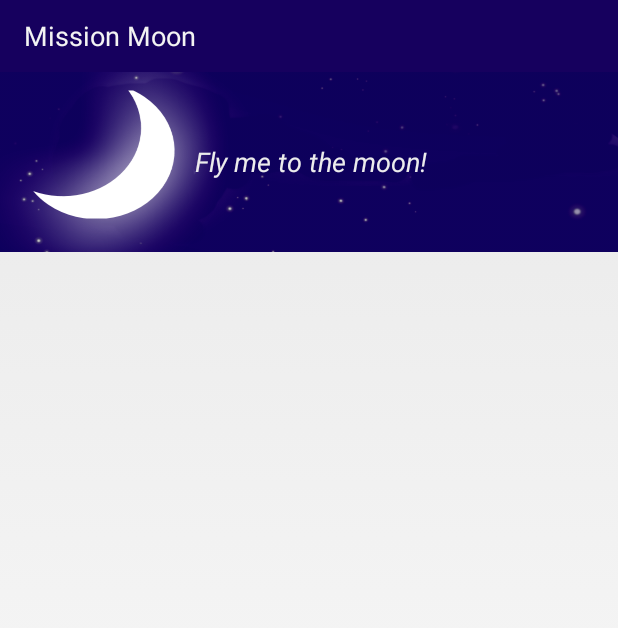
After one commit to graetzer/fly2moon, an Android app: the layout item_moon.xml on its own in the app's theme, with its tools: preview values and no code run, on a phone screen of 412 x 824 dp. The commit adds this screen. Shown: the top 628 px of the screen. Run offline under Robolectric (Android 15) with nearby library versions, the light colour scheme and no system bars; network calls fail.

Commit message:
MissionFragment

```diff
--- /dev/null
+++ b/App/MissionMoon/app/src/main/res/layout/item_moon.xml
@@ -0,0 +1,19 @@
+<?xml version="1.0" encoding="utf-8"?>
+
+<LinearLayout xmlns:android="http://schemas.android.com/apk/res/android"
+    android:orientation="horizontal" android:layout_width="match_parent"
+    android:layout_height="120dp" android:background="@drawable/bg_05">
+
+    <TextView
+        android:layout_width="match_parent"
+        android:layout_height="match_parent"
+        android:layout_marginLeft="130dp"
+        android:layout_marginRight="10dp"
+        android:gravity="center_vertical"
+        android:textStyle="italic"
+        android:textSize="18sp"
+        android:textColor="@color/light_grey"
+        android:text="Fly me to the moon!"
+        android:layout_gravity="center_vertical"/>
+
+</LinearLayout>
```
Also changed, not shown: App/MissionMoon/app/src/main/java/de/trivago/missionmoon/MissionFragment.java (+14 -0 lines), App/MissionMoon/app/src/main/java/de/trivago/missionmoon/adapter/ItemMoon.java (added, +7 -0 lines), App/MissionMoon/app/src/main/java/de/trivago/missionmoon/adapter/ItemTitle.java (added, +7 -0 lines), App/MissionMoon/app/src/main/res/layout/item_title.xml (added, +7 -0 lines), App/MissionMoon/app/src/main/res/drawable/bg_04.png, App/MissionMoon/app/src/main/res/drawable/bg_05.png (added), App/MissionMoon/app/src/main/res/drawable/bg_06.png (added).
